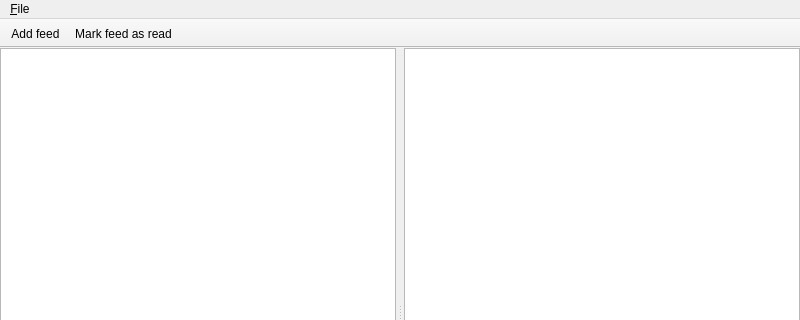
Qt form client-desktop/src/MainWindow.ui (zappatic/ZapFeedReader) before a commit; both pictures show x 0 to 800 and y 0 to 320 of the 800 by 600 pixel window.
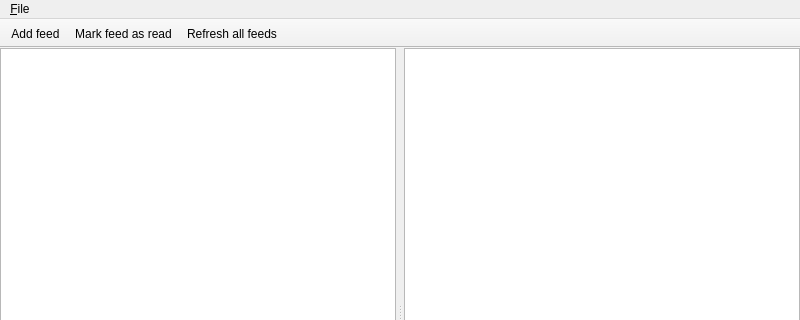
The same form after that commit. Custom widgets are drawn as their Qt base class.

Commit message: implement refresh all feeds toolbar item make sure static ssl context gets initialized only one time

Diff of the .ui file:
```diff
--- a/client-desktop/src/MainWindow.ui
+++ b/client-desktop/src/MainWindow.ui
@@ -175,6 +175,7 @@
    </attribute>
    <addaction name="action_Add_feed"/>
    <addaction name="action_Mark_feed_as_read"/>
+   <addaction name="action_Refresh_all_feeds"/>
   </widget>
   <action name="action_Add_source">
    <property name="text">
@@ -199,6 +200,14 @@
     <string>Mark feed as read</string>
    </property>
   </action>
+  <action name="action_Refresh_all_feeds">
+   <property name="text">
+    <string>Refresh all feeds</string>
+   </property>
+   <property name="toolTip">
+    <string>Refresh all feeds</string>
+   </property>
+  </action>
  </widget>
  <customwidgets>
   <customwidget>
```
The commit also changes 19 other files.
